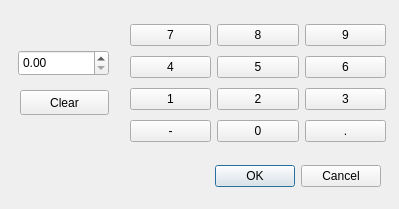
The window that stompy/ui/dialog.ui (braingram/stompy) describes before a commit, drawn with Qt 5.
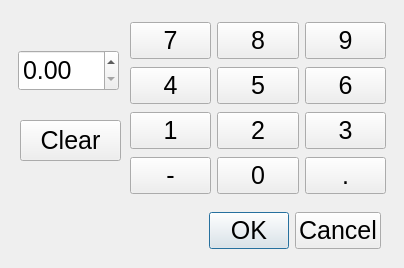
The same window after the commit.

Commit message: increase font size (and ui elements) to make more touch friendly

```diff
--- a/stompy/ui/dialog.ui
+++ b/stompy/ui/dialog.ui
@@ -6,20 +6,23 @@
    <rect>
     <x>0</x>
     <y>0</y>
-    <width>399</width>
-    <height>209</height>
+    <width>404</width>
+    <height>268</height>
    </rect>
   </property>
   <property name="windowTitle">
    <string>Dialog</string>
   </property>
+  <property name="styleSheet">
+   <string notr="true">font-size: 25px;</string>
+  </property>
   <widget class="QDialogButtonBox" name="buttonBox">
    <property name="geometry">
     <rect>
-     <x>40</x>
-     <y>160</y>
-     <width>341</width>
-     <height>32</height>
+     <x>10</x>
+     <y>210</y>
+     <width>371</width>
+     <height>41</height>
     </rect>
    </property>
    <property name="orientation">
@@ -34,8 +37,8 @@
     <rect>
      <x>18</x>
      <y>50</y>
-     <width>91</width>
-     <height>26</height>
+     <width>101</width>
+     <height>41</height>
     </rect>
    </property>
   </widget>
@@ -43,22 +46,22 @@
    <property name="geometry">
     <rect>
      <x>20</x>
-     <y>90</y>
-     <width>89</width>
-     <height>25</height>
+     <y>120</y>
+     <width>101</width>
+     <height>41</height>
     </rect>
    </property>
    <property name="text">
     <string>Clear</string>
    </property>
   </widget>
-  <widget class="QWidget" name="">
+  <widget class="QWidget" name="layoutWidget">
    <property name="geometry">
     <rect>
      <x>130</x>
      <y>20</y>
      <width>256</width>
-     <height>128</height>
+     <height>176</height>
     </rect>
    </property>
    <layout class="QVBoxLayout" name="verticalLayout">
```
The commit also changes 2 other files.
